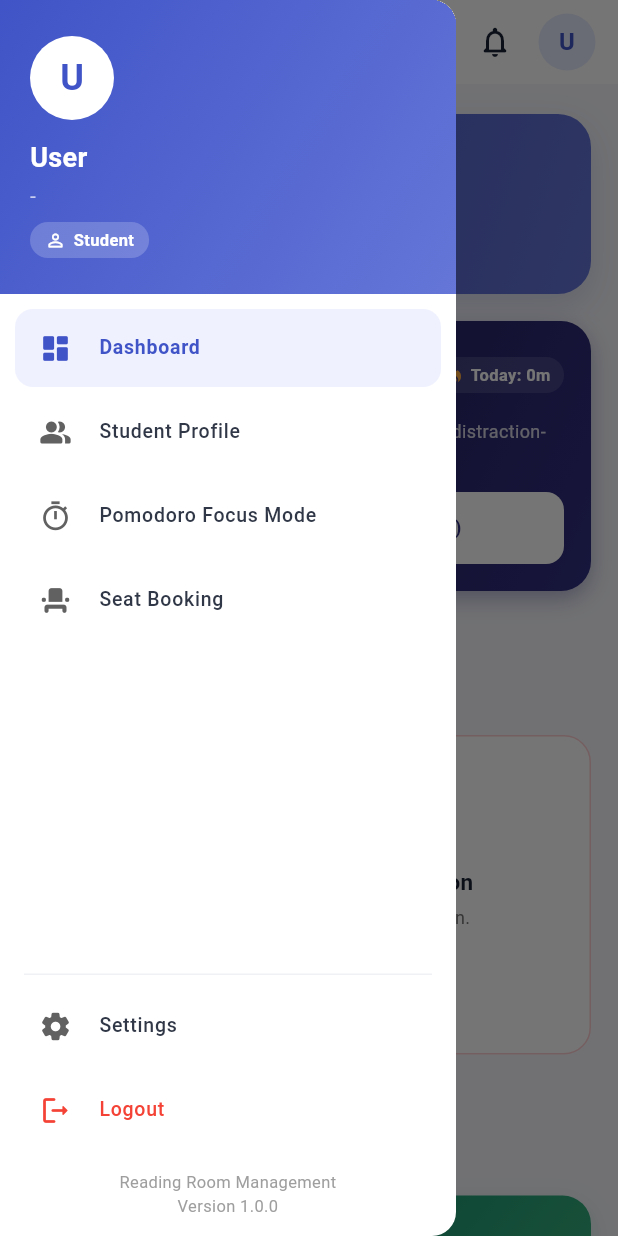
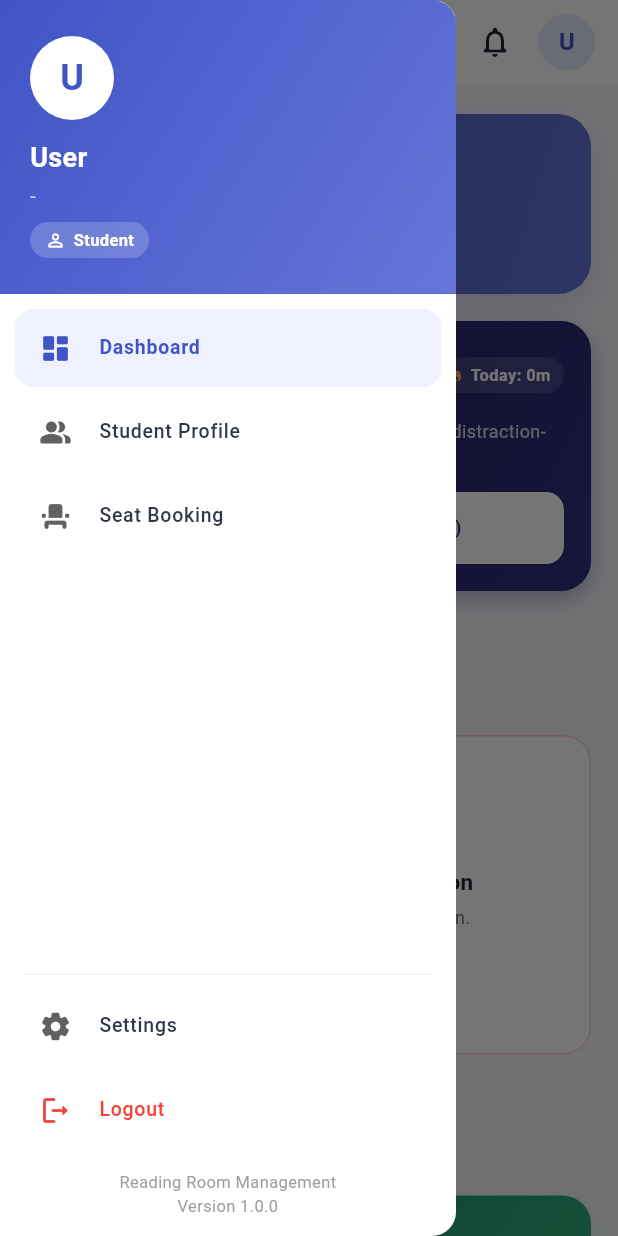
Before and after one commit to ravirajedesai/Reading-room-management-frontend, a Flutter app: the DashboardPage screen opened directly with empty values, with the side drawer open, on a phone screen of 412 x 824 dp. Run offline on Flutter 3.47's test engine with Material 3 defaults, Android fonts, the phone set to English and light mode, and no system bars; our stand-ins replace firebase_core, firebase_messaging, pdf, printing, shared_preferences; missing offline and left inert: mobile_scanner, razorpay_flutter; accounts and stored records are empty.

Commit message:
feat: remove Pomodoro from Drawer, keep available on Dashboard and Student Profile

```diff
--- a/lib/widgets/app_drawer.dart
+++ b/lib/widgets/app_drawer.dart
@@ -10,7 +10,6 @@ import '../screens/login_page.dart';
 import '../services/session_service.dart';
 import '../screens/owner_pending_payments_page.dart';
 import '../screens/owner_pending_seats_page.dart';
-import '../screens/pomodoro_page.dart';
 
 class AppDrawer extends StatelessWidget {
   final int userId;
@@ -90,11 +89,6 @@ class AppDrawer extends StatelessWidget {
       ),
       (route) => false,
     );
-  }
-
-  void _goToPomodoro(BuildContext context) {
-    Navigator.of(context).pop();
-    PomodoroPage.open(context);
   }
 
   void _goToSeatBooking(BuildContext context) {
@@ -332,13 +326,6 @@ class AppDrawer extends StatelessWidget {
                     ),
                     _drawerItem(
                       context,
-                      icon: Icons.timer_outlined,
-                      title: 'Pomodoro Focus Mode',
-                      selected: selectedPage == 'Pomodoro Focus Mode',
-                      onTap: () => _goToPomodoro(context),
-                    ),
-                    _drawerItem(
-                      context,
                       icon: Icons.event_seat_rounded,
                       title: 'Seat Booking',
                       selected: selectedPage == 'Seat Booking',
```
